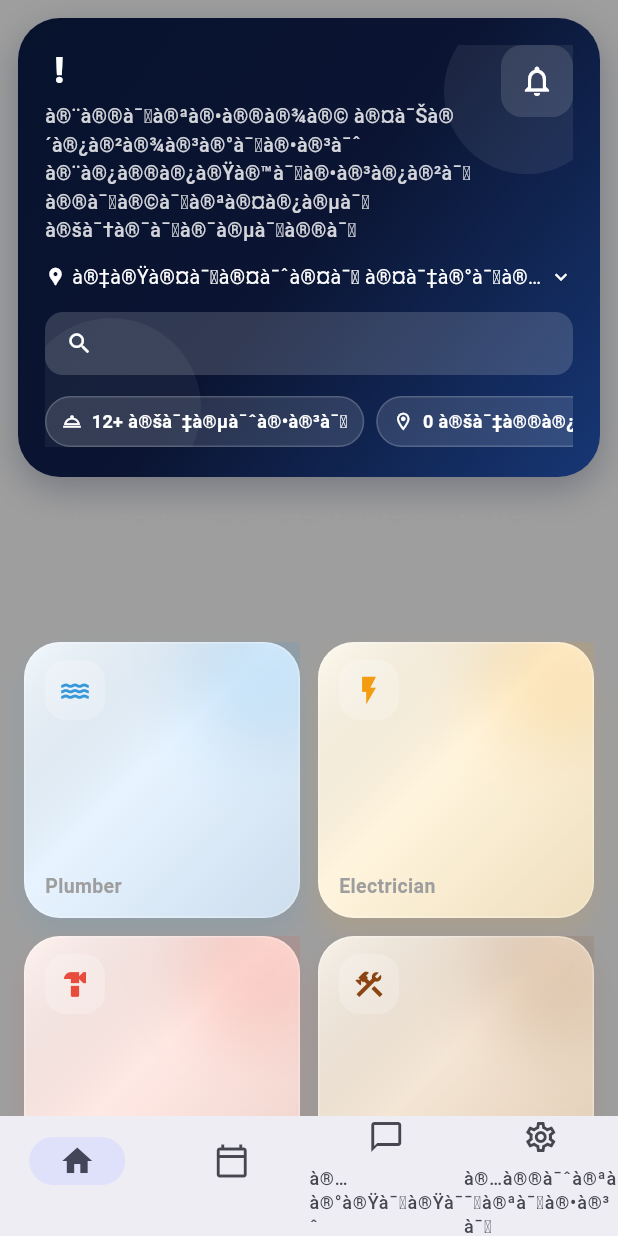
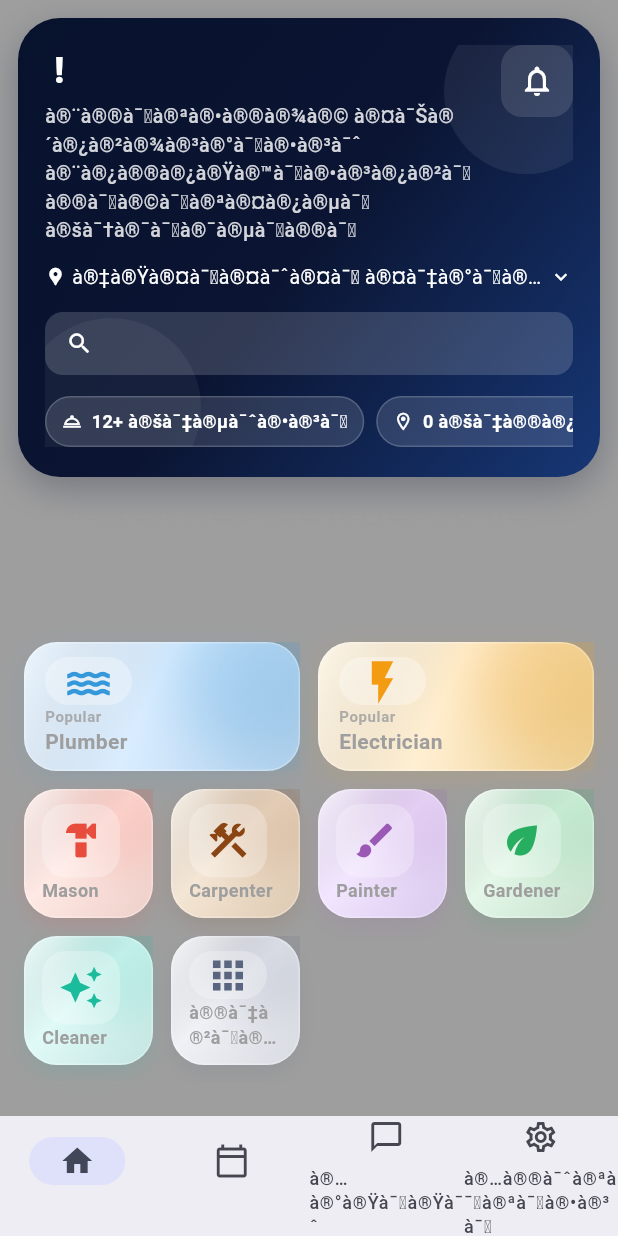
Before and after one commit to dewakashashindu/Mobile_app_Sevix, a Flutter app: the HomeScreen screen opened directly with empty values, on a phone screen of 412 x 824 dp. Run offline on Flutter 3.47's test engine with Material 3 defaults, Android fonts, the phone set to English and light mode, and no system bars; our stand-ins replace cloud_firestore, firebase_auth, firebase_core, firebase_storage, flutter_riverpod, geocoding and 5 more; accounts and stored records are empty.

Commit message:
Home: enlarge bento icons and improve card fill

```diff
--- a/lib/main.dart
+++ b/lib/main.dart
@@ -2051,12 +2051,12 @@ class _HomeScreenState extends State<HomeScreen> {
     ];
 
     return Padding(
-      padding: const EdgeInsets.fromLTRB(16, 0, 16, 16),
+      padding: const EdgeInsets.fromLTRB(16, 0, 16, 12),
       child: LayoutBuilder(
         builder: (context, constraints) {
           final crossAxisCount = constraints.maxWidth >= 900
-              ? 4
-              : constraints.maxWidth >= 560
+              ? 6
+              : constraints.maxWidth >= 380
               ? 4
               : 2;
 
@@ -2064,8 +2064,6 @@ class _HomeScreenState extends State<HomeScreen> {
             crossAxisCount: crossAxisCount,
             mainAxisSpacing: 12,
             crossAxisSpacing: 12,
-            shrinkWrap: true,
-            physics: const NeverScrollableScrollPhysics(),
             children: categories.map((item) {
               final isMore = item.id == 'more';
               final isFeatured = item.featured && crossAxisCount >= 4;
@@ -2522,31 +2520,31 @@ class CategoryBentoCard extends StatelessWidget {
       onTap: onPress,
       child: Container(
         decoration: BoxDecoration(
-          borderRadius: BorderRadius.circular(24),
+          borderRadius: BorderRadius.circular(22),
           gradient: gradient,
           boxShadow: [
             BoxShadow(
               color: iconColor.withAlpha(32),
-              blurRadius: featured ? 22 : 14,
-              offset: const Offset(0, 10),
+              blurRadius: featured ? 16 : 10,
+              offset: const Offset(0, 6),
             ),
           ],
         ),
         child: Stack(
           children: [
             Positioned(
-              top: -26,
-              right: -20,
+              top: -22,
+              right: -18,
               child: Container(
-                width: featured ? 130 : 96,
-                height: featured ? 130 : 96,
+                width: featured ? 98 : 76,
+                height: featured ? 98 : 76,
                 decoration: BoxDecoration(
                   shape: BoxShape.circle,
                   boxShadow: [
                     BoxShadow(
                       color: iconColor.withAlpha(featured ? 62 : 42),
-                      blurRadius: featured ? 52 : 38,
-                      spreadRadius: featured ? 8 : 2,
+                      blurRadius: featured ? 34 : 24,
+                      spreadRadius: featured ? 4 : 1,
                     ),
                   ],
                 ),
@@ -2555,7 +2553,7 @@ class CategoryBentoCard extends StatelessWidget {
             Positioned.fill(
               child: DecoratedBox(
                 decoration: BoxDecoration(
-                  borderRadius: BorderRadius.circular(24),
+                  borderRadius: BorderRadius.circular(22),
                   border: Border.all(color: Colors.white.withAlpha(72)),
                   gradient: LinearGradient(
                     begin: Alignment.topLeft,
@@ -2572,31 +2570,35 @@ class CategoryBentoCard extends StatelessWidget {
             ),
             Padding(
               padding: EdgeInsets.symmetric(
-                horizontal: featured ? 18 : 14,
-                vertical: featured ? 14 : 12,
+                horizontal: featured ? 14 : 12,
+                vertical: featured ? 10 : 10,
               ),
               child: Column(
                 crossAxisAlignment: CrossAxisAlignment.start,
                 children: [
-                  Container(
-                    width: featured ? 46 : 40,
-                    height: featured ? 46 : 40,
-                    decoration: BoxDecoration(
-                      color: Colors.white.withAlpha(featured ? 66 : 54),
-                      borderRadius: BorderRadius.circular(14),
-                    ),
-                    child: Icon(
-                      _iconData(icon),
-                      size: featured ? 24 : 22,
-                      color: iconColor,
+                  Expanded(
+                    child: Align(
+                      alignment: Alignment.topLeft,
+                      child: Container(
+                        width: featured ? 58 : 52,
+                        height: featured ? 58 : 52,
+                        decoration: BoxDecoration(
+                          color: Colors.white.withAlpha(featured ? 78 : 66),
+                          borderRadius: BorderRadius.circular(16),
+                        ),
+                        child: Icon(
+                          _iconData(icon),
+                          size: featured ? 34 : 30,
+                          color: iconColor,
+                        ),
+                      ),
                     ),
                   ),
-                  const Spacer(),
                   if (featured)
                     Text(
                       'Popular',
                       style: TextStyle(
-                        fontSize: 11,
+                        fontSize: 10,
                         letterSpacing: 0.4,
                         fontWeight: FontWeight.w700,
                         color: theme.textPrimary.withAlpha(210),
@@ -2605,7 +2607,7 @@ class CategoryBentoCard extends StatelessWidget {
                   Text(
                     label,
                     style: TextStyle(
-                      fontSize: featured ? 16 : 13,
+                      fontSize: featured ? 14 : 12,
                       color: theme.textPrimary,
                       fontWeight: FontWeight.w700,
                     ),
```
